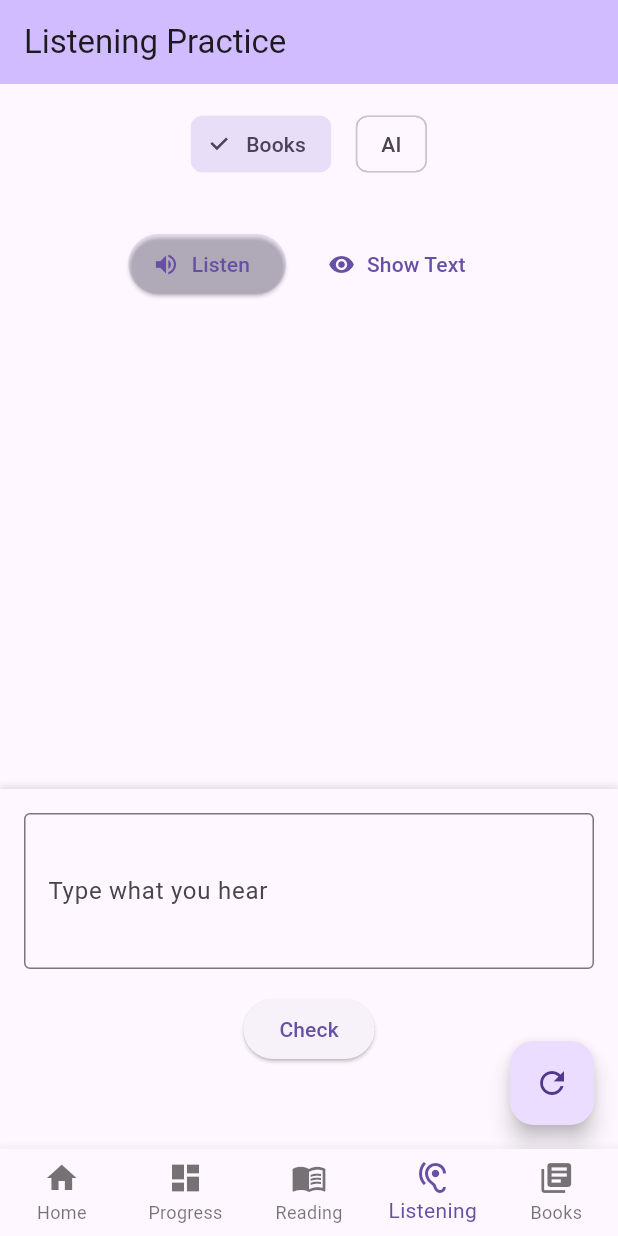
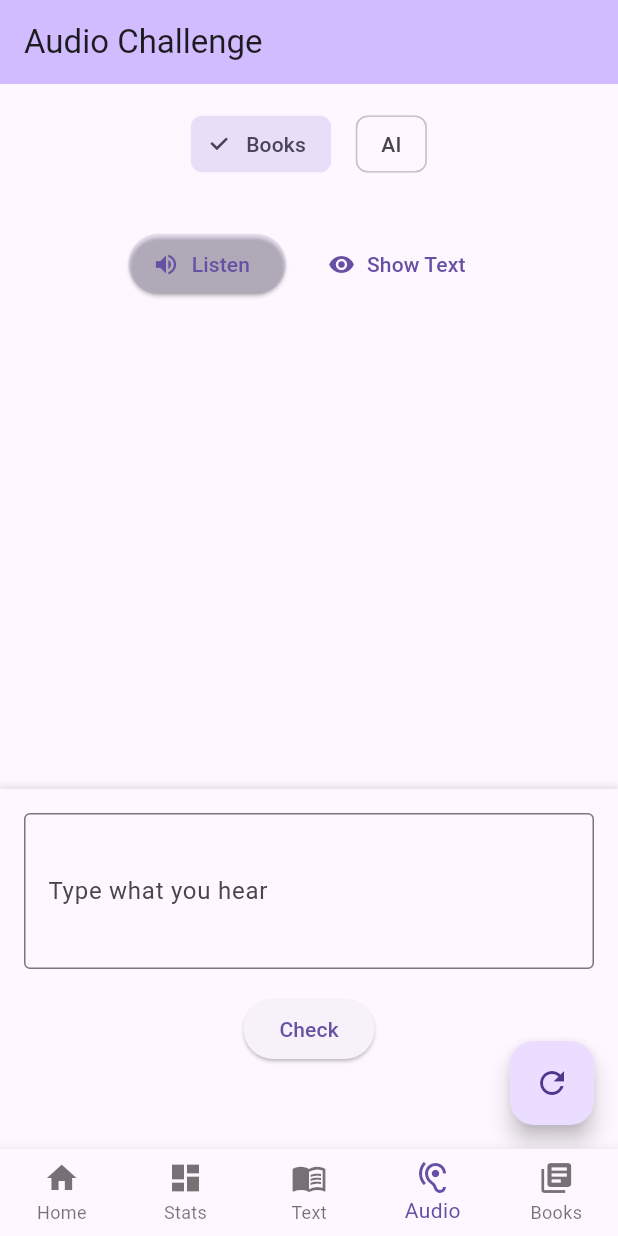
Before and after one commit to hyunjin1012/justype_app, a Flutter app: the screen it shows after launch, item 4 of the bottom bar chosen, on a phone screen of 412 x 824 dp. Run offline on Flutter 3.47's test engine with Material 3 defaults, Android fonts, the phone set to English and light mode, and no system bars; our stand-ins replace confetti, flutter_tts, go_router, shared_preferences; network calls fail.

Commit message:
change word phrases

```diff
--- a/lib/router/app_router.dart
+++ b/lib/router/app_router.dart
@@ -1,7 +1,7 @@
 import 'package:flutter/material.dart';
 import 'package:go_router/go_router.dart';
-import '../screens/reading_practice_screen.dart';
-import '../screens/listening_practice_screen.dart';
+import '../screens/text_challenge_screen.dart';
+import '../screens/audio_challenge_screen.dart';
 import '../screens/book_list_screen.dart';
 import '../screens/book_detail_screen.dart';
 import '../screens/dashboard_screen.dart';
@@ -29,8 +29,8 @@ class AppRouter {
   // Create static instances of screens to preserve their state
   static const homeScreen = HomeScreen();
   static const dashboardScreen = DashboardScreen();
-  static const readingScreen = ReadingPracticeScreen();
-  static const listeningScreen = ListeningPracticeScreen();
+  static const textChallengeScreen = TextChallengeScreen();
+  static const audioChallengeScreen = AudioChallengeScreen();
   static const booksScreen = BookListScreen();
 
   static final GoRouter router = GoRouter(
@@ -74,8 +74,8 @@ class AppRouter {
             navigatorKey: _readingNavigatorKey,
             routes: [
               GoRoute(
-                path: '/reading',
-                builder: (context, state) => const ReadingPracticeScreen(),
+                path: '/text',
+                builder: (context, state) => const TextChallengeScreen(),
               ),
             ],
           ),
@@ -84,8 +84,8 @@ class AppRouter {
             navigatorKey: _listeningNavigatorKey,
             routes: [
               GoRoute(
-                path: '/listening',
-                builder: (context, state) => const ListeningPracticeScreen(),
+                path: '/audio',
+                builder: (context, state) => const AudioChallengeScreen(),
               ),
             ],
           ),
@@ -146,15 +146,15 @@ class ScaffoldWithBottomNavBar extends StatelessWidget {
           ),
           BottomNavigationBarItem(
             icon: Icon(Icons.dashboard),
-            label: 'Progress',
+            label: 'Stats',
           ),
           BottomNavigationBarItem(
             icon: Icon(Icons.menu_book),
-            label: 'Reading',
+            label: 'Text',
           ),
           BottomNavigationBarItem(
             icon: Icon(Icons.hearing),
-            label: 'Listening',
+            label: 'Audio',
           ),
           BottomNavigationBarItem(
             icon: Icon(Icons.library_books),
--- a/lib/screens/listening_practice_screen.dart
+++ b/lib/screens/audio_challenge_screen.dart
@@ -7,15 +7,14 @@ import '../widgets/sentence_display_card.dart';
 import '../services/progress_service.dart';
 import '../services/sentence_manager.dart';
 
-class ListeningPracticeScreen extends StatefulWidget {
-  const ListeningPracticeScreen({super.key});
+class AudioChallengeScreen extends StatefulWidget {
+  const AudioChallengeScreen({super.key});
 
   @override
-  State<ListeningPracticeScreen> createState() =>
-      _ListeningPracticeScreenState();
+  State<AudioChallengeScreen> createState() => _AudioChallengeScreenState();
 }
 
-class _ListeningPracticeScreenState extends State<ListeningPracticeScreen> {
+class _AudioChallengeScreenState extends State<AudioChallengeScreen> {
   final TtsService _ttsService = TtsService();
   final SentenceManager _sentenceManager = SentenceManager();
   bool _isTextVisible = false;
@@ -56,7 +55,7 @@ class _ListeningPracticeScreenState extends State<ListeningPracticeScreen> {
   Widget build(BuildContext context) {
     return Scaffold(
       appBar: AppBar(
-        title: const Text('Listening Practice'),
+        title: const Text('Audio Challenge'),
         backgroundColor: Theme.of(context).colorScheme.inversePrimary,
       ),
       body: PracticeContent(
--- a/lib/screens/book_list_screen.dart
+++ b/lib/screens/book_list_screen.dart
@@ -145,7 +145,7 @@ class _BookListScreenState extends State<BookListScreen> {
                   });
                 },
               )
-            : const Text('Book Library'),
+            : const Text('Book Collection'),
         backgroundColor: Theme.of(context).colorScheme.inversePrimary,
         actions: [
           IconButton(
--- a/lib/screens/dashboard_screen.dart
+++ b/lib/screens/dashboard_screen.dart
@@ -78,7 +78,7 @@ class _DashboardScreenState extends State<DashboardScreen>
 
     return Scaffold(
       appBar: AppBar(
-        title: const Text('Your Progress'),
+        title: const Text('Your Stats'),
         backgroundColor: Theme.of(context).colorScheme.inversePrimary,
         actions: [
           // Add reset button in the app bar
@@ -128,10 +128,10 @@ class _DashboardScreenState extends State<DashboardScreen>
                         '${_progressService.getDailyExercises()}'),
                     _buildStatRow('Total Exercises',
                         '${_progressService.getTotalExercises()}'),
-                    _buildStatRow('Reading Exercises',
-                        '${_progressService.getReadingExercises()}'),
-                    _buildStatRow('Listening Exercises',
-                        '${_progressService.getListeningExercises()}'),
+                    _buildStatRow('Text Challenges',
+                        '${_progressService.getTextChallenges()}'),
+                    _buildStatRow('Audio Challenges',
+                        '${_progressService.getAudioChallenges()}'),
                     _buildStatRow('Current Streak',
                         '${_progressService.getCurrentStreak()} ${_progressService.getCurrentStreak() == 1 ? 'day' : 'days'}'),
                     _buildStatRow('Daily Goal',
@@ -416,24 +416,24 @@ class _DashboardScreenState extends State<DashboardScreen>
   }
 
   String _formatAchievementName(String achievementId) {
-    // Convert achievement IDs to readable names
+    // Convert achievement IDs to more fun names
     switch (achievementId) {
       case 'exercises_5':
-        return 'Completed 5 exercises';
+        return 'Completed 5 challenges';
       case 'exercises_10':
-        return 'Completed 10 exercises';
+        return 'Completed 10 challenges';
       case 'exercises_50':
-        return 'Completed 50 exercises';
+        return 'Completed 50 challenges';
       case 'streak_3':
-        return '3-day practice streak';
+        return '3-day streak';
       case 'streak_7':
-        return '7-day practice streak';
+        return '7-day streak';
       case 'reading_10':
-        return 'Completed 10 reading exercises';
+        return 'Completed 10 text challenges';
       case 'reading_20':
-        return 'Completed 20 reading exercises';
+        return 'Completed 20 text challenges';
       case 'listening_10':
-        return 'Completed 10 listening exercises';
+        return 'Completed 10 audio challenges';
       default:
         return achievementId;
     }
--- a/lib/screens/home_screen.dart
+++ b/lib/screens/home_screen.dart
@@ -65,7 +65,7 @@ class _HomeScreenState extends State<HomeScreen> {
 
     return Scaffold(
       appBar: AppBar(
-        title: const Text('Language Practice'),
+        title: const Text('JusType'),
         backgroundColor: Theme.of(context).colorScheme.inversePrimary,
         actions: [
           IconButton(
@@ -224,22 +224,22 @@ class _HomeScreenState extends State<HomeScreen> {
   Widget _buildPracticeModeCards(BuildContext context) {
     final List<Map<String, dynamic>> practiceModes = [
       {
-        'title': 'Reading Practice',
-        'description': 'Improve your reading skills',
+        'title': 'Type Challenge',
+        'description': 'Test your typing speed and accuracy',
         'icon': Icons.menu_book,
         'color': Colors.blue.shade100,
         'route': '/reading',
       },
       {
-        'title': 'Listening Practice',
-        'description': 'Enhance your listening comprehension',
+        'title': 'Audio Challenge',
+        'description': 'Type what you hear and level up',
         'icon': Icons.hearing,
         'color': Colors.green.shade100,
         'route': '/listening',
       },
       {
-        'title': 'Browse Books',
-        'description': 'Practice with classic literature',
+        'title': 'Book Collection',
+        'description': 'Explore classic stories and quotes to type',
         'icon': Icons.library_books,
         'color': Colors.purple.shade100,
         'route': '/books',
--- a/lib/screens/main_screen.dart
+++ b/lib/screens/main_screen.dart
@@ -1,6 +1,6 @@
 import 'package:flutter/material.dart';
-import 'reading_practice_screen.dart';
-import 'listening_practice_screen.dart';
+import 'text_challenge_screen.dart';
+import 'audio_challenge_screen.dart';
 
 class MainScreen extends StatefulWidget {
   const MainScreen({super.key});
@@ -13,8 +13,8 @@ class _MainScreenState extends State<MainScreen> {
   int _selectedIndex = 0;
 
   static final List<Widget> _screens = [
-    const ReadingPracticeScreen(),
-    const ListeningPracticeScreen(),
+    const TextChallengeScreen(),
+    const AudioChallengeScreen(),
   ];
 
   void _onItemTapped(int index) {
@@ -31,11 +31,11 @@ class _MainScreenState extends State<MainScreen> {
         items: const <BottomNavigationBarItem>[
           BottomNavigationBarItem(
             icon: Icon(Icons.menu_book),
-            label: 'Reading',
+            label: 'Text',
           ),
           BottomNavigationBarItem(
             icon: Icon(Icons.hearing),
-            label: 'Listening',
+            label: 'Audio',
           ),
         ],
         currentIndex: _selectedIndex,
--- a/lib/screens/onboarding_screen.dart
+++ b/lib/screens/onboarding_screen.dart
@@ -16,16 +16,15 @@ class _OnboardingScreenState extends State<OnboardingScreen> {
 
   final List<Map<String, dynamic>> _pages = [
     {
-      'title': 'Welcome to Language Practice',
-      'description':
-          'Improve your language skills through reading and listening exercises',
+      'title': 'Welcome to JusType',
+      'description': 'Have fun with typing challenges and improve your skills',
       'image': 'assets/images/onboarding_welcome.png',
       'color': Colors.blue.shade50,
     },
     {
-      'title': 'Practice Reading',
+      'title': 'Text Challenges',
       'description':
-          'Read sentences from classic books and AI-generated content to improve your reading comprehension',
+          'Type sentences from classic books and level up your typing speed',
       'image': 'assets/images/onboarding_reading.png',
       'color': Colors.green.shade50,
     },
--- a/lib/services/progress_service.dart
+++ b/lib/services/progress_service.dart
@@ -17,8 +17,8 @@ class ProgressService extends ChangeNotifier {
 
   // Example properties to track progress
   int _totalExercises = 0;
-  int _readingExercises = 0;
-  int _listeningExercises = 0;
+  int _textChallenges = 0;
+  int _audioChallenges = 0;
   double _accuracyPercentage = 0.0;
   int _currentStreak = 0;
   int _dailyGoal = 5; // Example daily goal
@@ -37,8 +37,8 @@ class ProgressService extends ChangeNotifier {
 
     final prefs = await SharedPreferences.getInstance();
     _totalExercises = prefs.getInt('totalExercises') ?? 0;
-    _readingExercises = prefs.getInt('readingExercises') ?? 0;
-    _listeningExercises = prefs.getInt('listeningExercises') ?? 0;
+    _textChallenges = prefs.getInt('textChallenges') ?? 0;
+    _audioChallenges = prefs.getInt('audioChallenges') ?? 0;
     _accuracyPercentage = prefs.getDouble('accuracyPercentage') ?? 0.0;
     _currentStreak = prefs.getInt('currentStreak') ?? 0;
     _dailyGoal = prefs.getInt('dailyGoal') ?? 5;
@@ -79,8 +79,8 @@ class ProgressService extends ChangeNotifier {
   Future<void> saveProgress() async {
     final prefs = await SharedPreferences.getInstance();
     await prefs.setInt('totalExercises', _totalExercises);
-    await prefs.setInt('readingExercises', _readingExercises);
-    await prefs.setInt('listeningExercises', _listeningExercises);
+    await prefs.setInt('textChallenges', _textChallenges);
+    await prefs.setInt('audioChallenges', _audioChallenges);
     await prefs.setDouble('accuracyPercentage', _accuracyPercentage);
     await prefs.setInt('currentStreak', _currentStreak);
     await prefs.setInt('dailyGoal', _dailyGoal);
@@ -110,21 +110,21 @@ class ProgressService extends ChangeNotifier {
     _dailyExercises++;
 
     // Track specific exercise types
-    if (practiceType == 'reading') {
-      _readingExercises++;
+    if (practiceType == 'text') {
+      _textChallenges++;
 
-      // Check for reading-specific achievements
-      if (_readingExercises == 10) {
-        _addAchievement('reading_10');
-      } else if (_readingExercises == 20) {
-        _addAchievement('reading_20');
+      // Check for text-related achievements
+      if (_textChallenges == 10) {
+        _addAchievement('text_10');
+      } else if (_textChallenges == 20) {
+        _addAchievement('text_20');
       }
-    } else if (practiceType == 'listening') {
-      _listeningExercises++;
+    } else if (practiceType == 'audio') {
+      _audioChallenges++;
 
-      // Check for listening-specific achievements
-      if (_listeningExercises == 10) {
-        _addAchievement('listening_10');
+      // Check for audio-related achievements
+      if (_audioChallenges == 10) {
+        _addAchievement('audio_10');
       }
     }
 
@@ -207,8 +207,8 @@ class ProgressService extends ChangeNotifier {
 
   // Getters for progress metrics
   int getTotalExercises() => _totalExercises;
-  int getReadingExercises() => _readingExercises;
-  int getListeningExercises() => _listeningExercises;
+  int getTextChallenges() => _textChallenges;
+  int getAudioChallenges() => _audioChallenges;
   double getAccuracyPercentage() => _accuracyPercentage;
   int getCurrentStreak() => _currentStreak;
   int getDailyGoal() => _dailyGoal;
@@ -234,8 +234,8 @@ class ProgressService extends ChangeNotifier {
   Future<void> resetAllProgress() async {
     // Reset all tracked statistics to initial values
     _totalExercises = 0;
-    _readingExercises = 0;
-    _listeningExercises = 0;
+    _textChallenges = 0;
+    _audioChallenges = 0;
     _accuracyPercentage = 0.0;
     _currentStreak = 0;
     _dailyGoal = 5; // Reset to default value
@@ -249,8 +249,8 @@ class ProgressService extends ChangeNotifier {
     // Clear data from SharedPreferences
     final prefs = await SharedPreferences.getInstance();
     await prefs.remove('totalExercises');
-    await prefs.remove('readingExercises');
-    await prefs.remove('listeningExercises');
+    await prefs.remove('textChallenges');
+    await prefs.remove('audioChallenges');
     await prefs.remove('accuracyPercentage');
     await prefs.remove('currentStreak');
     await prefs.remove('dailyGoal');
--- a/lib/widgets/practice_input_area.dart
+++ b/lib/widgets/practice_input_area.dart
@@ -12,7 +12,7 @@ class PracticeInputArea extends StatefulWidget {
     required this.controller,
     required this.onCheck,
     required this.feedback,
-    this.labelText = 'Type what you see/hear',
+    this.labelText = 'Type what you see/hear to score points',
     this.isCheckButtonEnabled = true,
   });
 
--- a/lib/widgets/practice_mode_selector.dart
+++ b/lib/widgets/practice_mode_selector.dart
@@ -18,12 +18,12 @@ class PracticeModeSelector extends StatelessWidget {
         segments: const [
           ButtonSegment<bool>(
             value: false,
-            label: Text('Reading'),
+            label: Text('Text Mode'),
             icon: Icon(Icons.menu_book),
           ),
           ButtonSegment<bool>(
             value: true,
-            label: Text('Listening'),
+            label: Text('Audio Mode'),
             icon: Icon(Icons.hearing),
           ),
         ],
--- a/lib/widgets/scaffold_with_nav_bar.dart
+++ b/lib/widgets/scaffold_with_nav_bar.dart
@@ -33,11 +33,11 @@ class _ScaffoldWithNavBarState extends State<ScaffoldWithNavBar> {
           ),
           BottomNavigationBarItem(
             icon: Icon(Icons.menu_book),
-            label: 'Reading',
+            label: 'Text',
           ),
           BottomNavigationBarItem(
             icon: Icon(Icons.hearing),
-            label: 'Listening',
+            label: 'Audio',
           ),
           BottomNavigationBarItem(
             icon: Icon(Icons.library_books),
```
Also changed, not shown: lib/screens/book_detail_screen.dart (+19 -9 lines), lib/screens/text_challenge_screen.dart (renamed from lib/screens/reading_practice_screen.dart, +5 -5 lines).
